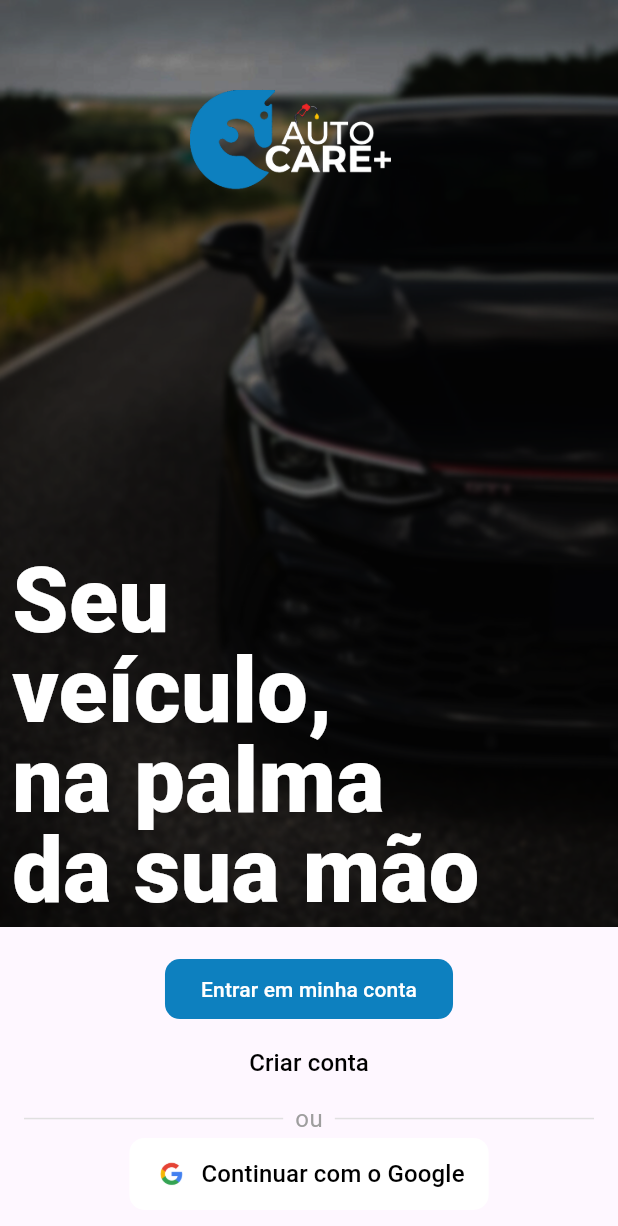
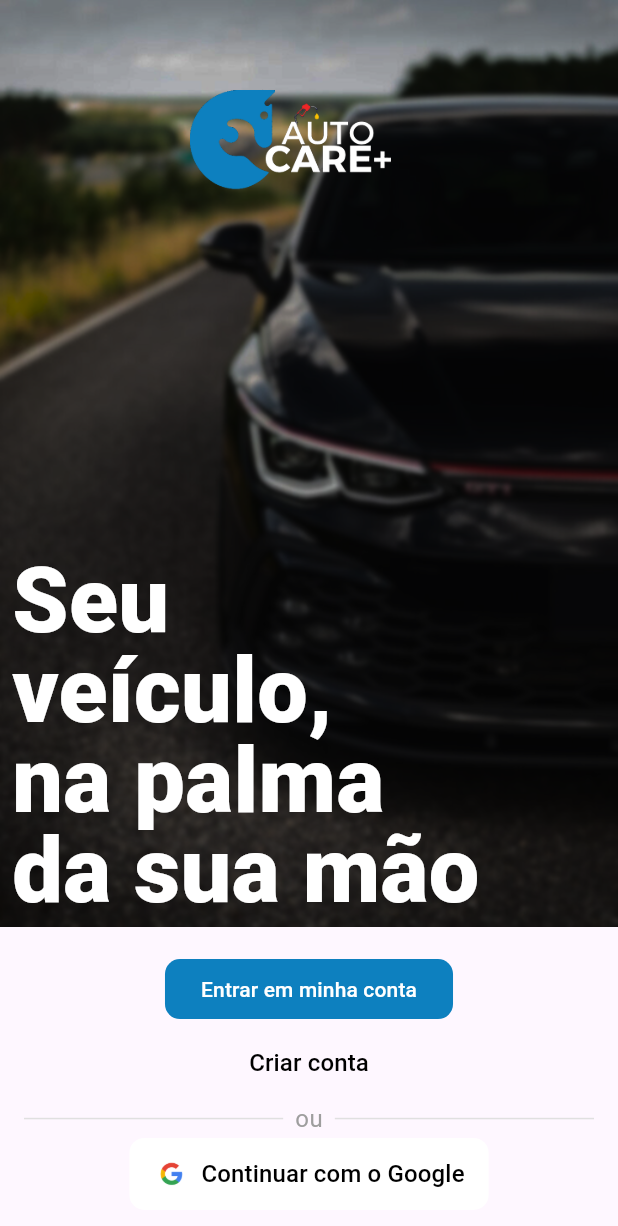
Before and after one commit to diogomachad0/auto_care_plus_app, a Flutter app: the screen it shows after launch, on a phone screen of 412 x 824 dp. Shown: the top 1226 px of the screen. Run offline on Flutter 3.47's test engine with Material 3 defaults, Android fonts, the phone set to English and light mode, and no system bars; our stand-ins replace firebase_auth, firebase_core; accounts and stored records are empty.

Commit message:
fix: correção na home

```diff
--- a/lib/app/modules/screens/screens_autenticacoes/login_screen.dart
+++ b/lib/app/modules/screens/screens_autenticacoes/login_screen.dart
@@ -20,9 +20,6 @@ class LoginScreen extends StatelessWidget {
                 Image.asset(
                   'assets/img/home.png',
                   fit: BoxFit.cover,
-                ),
-                Container(
-                  color: Colors.black.withOpacity(0.3), // escurecer imagem
                 ),
                 Align(
                   alignment: Alignment.topCenter,
--- a/pubspec.yaml
+++ b/pubspec.yaml
@@ -40,8 +40,8 @@ dependencies:
   firebase_auth: ^5.3.3
   http: ^1.2.2
   flutter_modular: ^6.3.4
+  mobx: ^2.3.3+2
   flutter_mobx: ^2.2.1+1
-  mobx: ^2.3.3+2
   sqflite: ^2.3.3+1
   sqflite_common_ffi: ^2.3.3
   sqlite3_flutter_libs: 0.5.21
```
